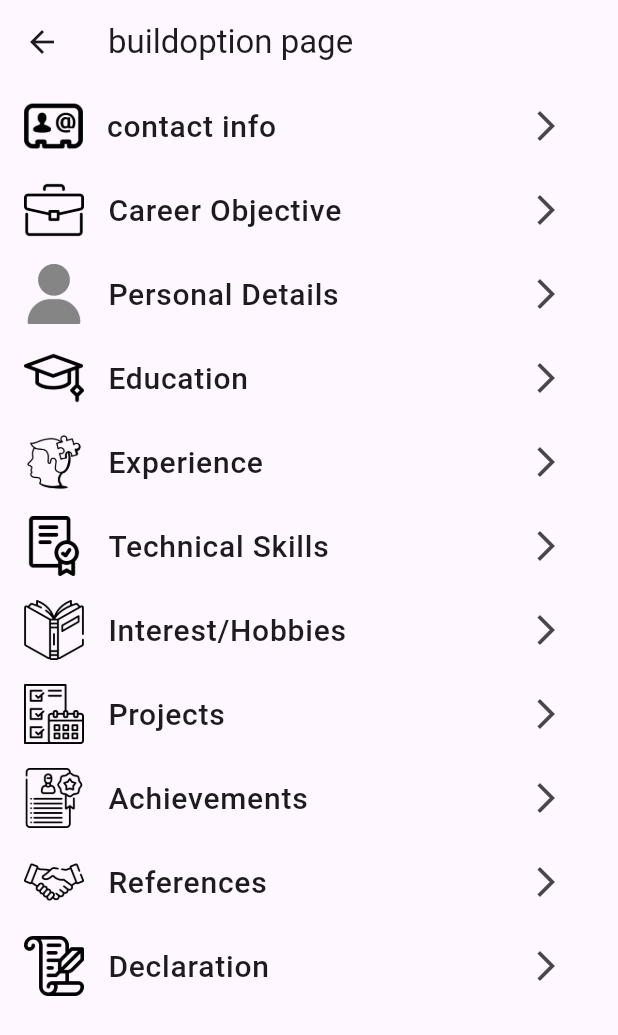
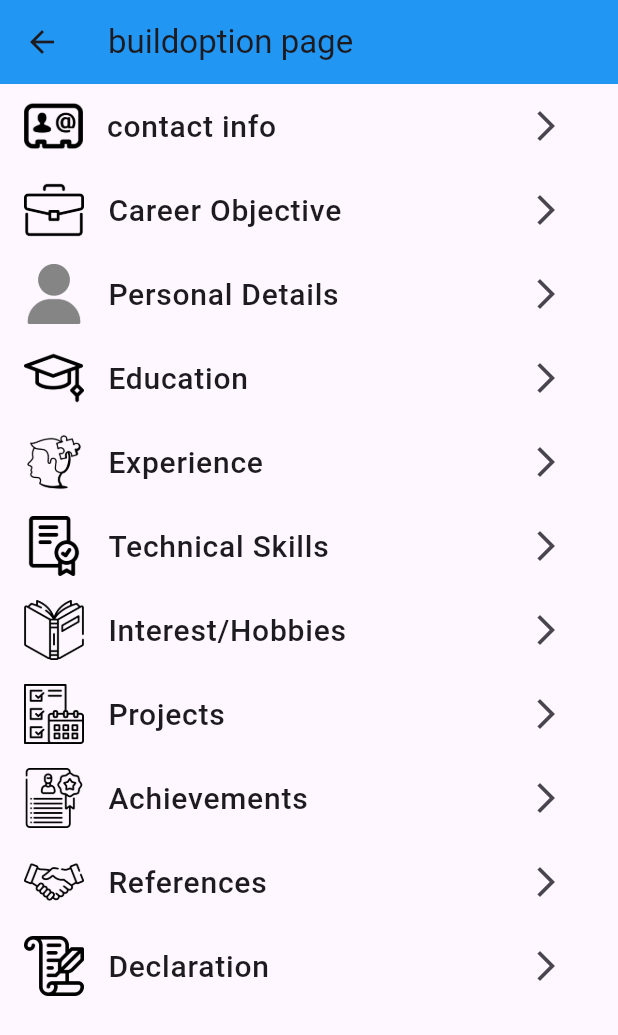
Before and after one commit to dhruv-bhalani/resume_builder_app, a Flutter app: the screen it shows after launch, after a tap on the "add" icon, on a phone screen of 412 x 824 dp. Shown: the top 1035 px of the screen. Run offline on Flutter 3.47's test engine with Material 3 defaults, Android fonts, the phone set to English and light mode, and no system bars.

```diff
--- a/lib/views/Build_page/Build_page.dart
+++ b/lib/views/Build_page/Build_page.dart
@@ -13,6 +13,7 @@ class _buildoptionpageState extends State<buildoptionpage> {
   Widget build(BuildContext context) {
     return Scaffold(
       appBar: AppBar(
+        backgroundColor: Colors.blue,
         title: const Text("buildoption page"),
       ),
       body: Column(
--- a/lib/views/Build_page/all_options/Contact_info_page/contact_info_page.dart
+++ b/lib/views/Build_page/all_options/Contact_info_page/contact_info_page.dart
@@ -155,9 +155,9 @@ class _ContactInfoPageState extends State<ContactInfoPage> {
                           style: ElevatedButton.styleFrom(
                             backgroundColor: Colors.blue, // text color
                           ),
-                          child: Text(
+                          child: const Text(
                             "Submit",
-                            style: const TextStyle(
+                            style: TextStyle(
                               color: Colors.black,
                             ),
                           ),
--- a/lib/views/Home_page/Home_page.dart
+++ b/lib/views/Home_page/Home_page.dart
@@ -1,6 +1,7 @@
+import 'package:flutter/foundation.dart';
 import 'package:flutter/material.dart';
 import 'package:resume_builder_app/Routes/App_routes.dart';
-import 'package:resume_builder_app/constant.dart';
+import 'package:resume_builder_app/utils/extension.dart';
 
 class HomePage extends StatefulWidget {
   const HomePage({super.key});
@@ -16,6 +17,22 @@ class _HomePageState extends State<HomePage> {
       appBar: AppBar(
         backgroundColor: Colors.blue,
         title: const Text("Home page"),
+      ),
+      body: Column(
+        children: [
+          100.height,
+          Image.asset("lib/assets/icons/package_2945609.png", height: 200),
+          30.height,
+          Center(
+            child: Text(
+              "Welcome to Resume Builder App",
+              style: TextStyle(
+                fontSize: 20,
+                fontWeight: FontWeight.bold,
+              ),
+            ),
+          ),
+        ],
       ),
       floatingActionButton: FloatingActionButton(
         onPressed: () {
```
Also changed, not shown: lib/assets/icons/package_2945609.png (added).
